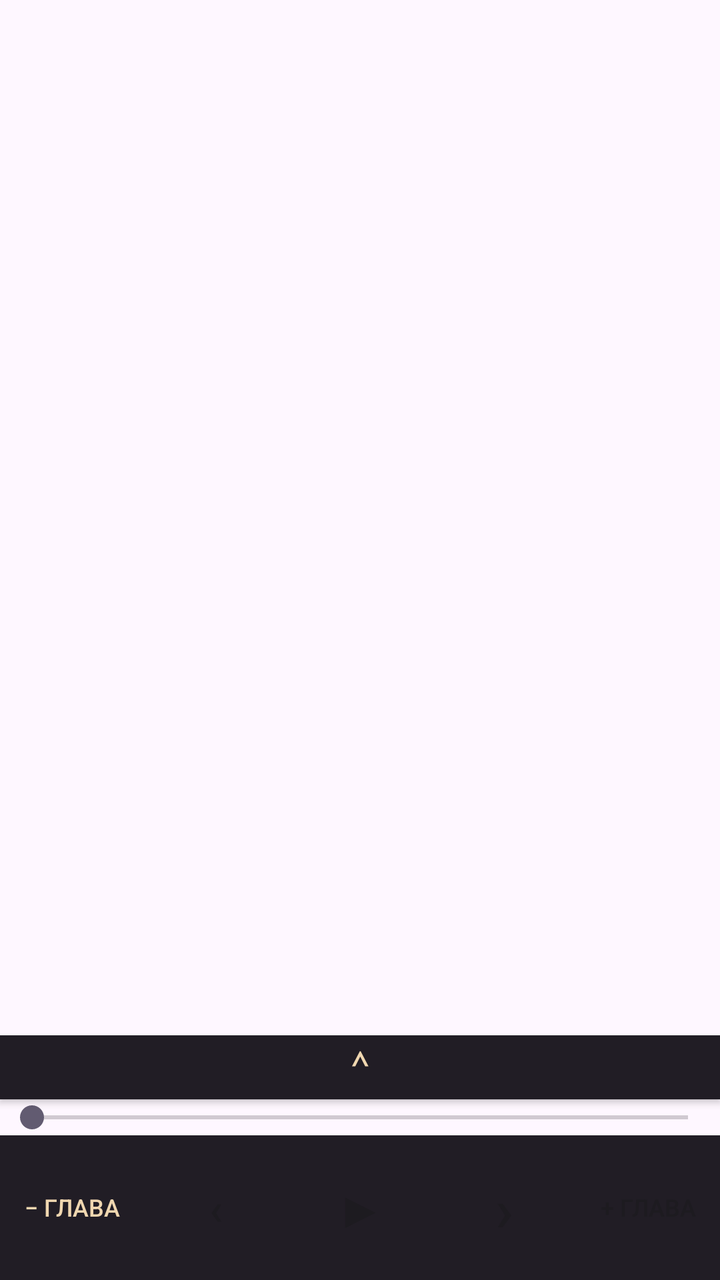
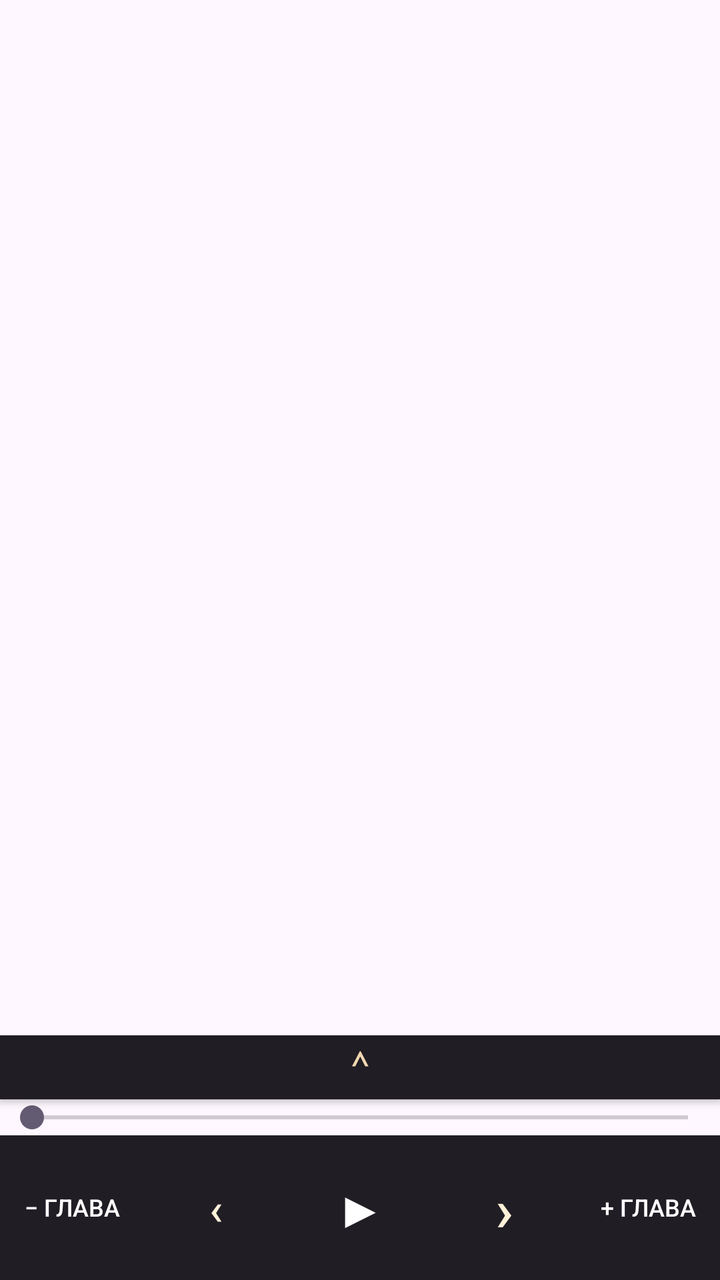

An Android layout rendered at two revisions. The XML below is the earlier revision; the diff shows what the commit changed to produce the second picture.
<!-- AndroidManifest.xml: application theme Theme.OpenAloud -->
<!-- res/layout/activity_main.xml -->
<?xml version="1.0" encoding="utf-8"?>
<LinearLayout xmlns:android="http://schemas.android.com/apk/res/android"
    android:layout_width="match_parent"
    android:layout_height="match_parent"
    android:fitsSystemWindows="true"
    android:orientation="vertical">

    <com.google.android.material.appbar.MaterialToolbar
        android:id="@+id/toolbar"
        android:layout_width="match_parent"
        android:layout_height="?attr/actionBarSize" />

    <androidx.recyclerview.widget.RecyclerView
        android:id="@+id/list"
        android:layout_width="match_parent"
        android:layout_height="0dp"
        android:layout_weight="1" />

    <Button
        android:id="@+id/expandControls"
        android:layout_width="match_parent"
        android:layout_height="32dp"
        android:background="#211D25"
        android:text="⌃"
        android:textColor="#F0D7B0"
        android:textSize="20sp" />

    <SeekBar
        android:id="@+id/seek"
        android:layout_width="match_parent"
        android:layout_height="wrap_content" />

    <LinearLayout
        android:id="@+id/controlBar"
        android:layout_width="match_parent"
        android:layout_height="wrap_content"
        android:gravity="center"
        android:orientation="horizontal"
        android:background="#211D25"
        android:paddingVertical="6dp">

        <Button android:id="@+id/prevCh" style="?android:attr/borderlessButtonStyle" android:textColor="#F0D7B0" android:backgroundTint="#51433B"
            android:layout_width="0dp" android:layout_height="wrap_content"
            android:layout_weight="1" android:text="− глава" android:textSize="12sp" />
        <Button android:id="@+id/prev" style="?android:attr/borderlessButtonStyle"
            android:layout_width="0dp" android:layout_height="wrap_content"
            android:layout_weight="1" android:text="‹" android:textSize="22sp" />
        <Button android:id="@+id/play" style="?android:attr/borderlessButtonStyle"
            android:layout_width="0dp" android:layout_height="wrap_content"
            android:layout_weight="1" android:text="▶" android:textSize="26sp" />
        <Button android:id="@+id/next" style="?android:attr/borderlessButtonStyle"
            android:layout_width="0dp" android:layout_height="wrap_content"
            android:layout_weight="1" android:text="›" android:textSize="30sp" />
        <Button android:id="@+id/nextCh" style="?android:attr/borderlessButtonStyle"
            android:layout_width="0dp" android:layout_height="wrap_content"
            android:layout_weight="1" android:text="+ глава" android:textSize="12sp" />
    </LinearLayout>
</LinearLayout>
<!-- resources referenced by this layout -->
<resources>
  <style name="Theme.OpenAloud" parent="Theme.Material3.DayNight.NoActionBar" />
</resources>

<!-- the commit's change to res/layout/activity_main.xml (unified diff, before → after) -->
@@ -39,19 +39,19 @@
         android:background="#211D25"
         android:paddingVertical="6dp">
 
-        <Button android:id="@+id/prevCh" style="?android:attr/borderlessButtonStyle" android:textColor="#F0D7B0" android:backgroundTint="#51433B"
+        <Button android:id="@+id/prevCh" style="?android:attr/borderlessButtonStyle" android:textColor="#FFFFFF" android:backgroundTint="#51433B"
             android:layout_width="0dp" android:layout_height="wrap_content"
             android:layout_weight="1" android:text="− глава" android:textSize="12sp" />
-        <Button android:id="@+id/prev" style="?android:attr/borderlessButtonStyle"
+        <Button android:id="@+id/prev" style="?android:attr/borderlessButtonStyle" android:backgroundTint="#51433B" android:textColor="#FFF1D8"
             android:layout_width="0dp" android:layout_height="wrap_content"
             android:layout_weight="1" android:text="‹" android:textSize="22sp" />
-        <Button android:id="@+id/play" style="?android:attr/borderlessButtonStyle"
+        <Button android:id="@+id/play" style="?android:attr/borderlessButtonStyle" android:backgroundTint="#8A6744" android:textColor="#FFFFFF"
             android:layout_width="0dp" android:layout_height="wrap_content"
             android:layout_weight="1" android:text="▶" android:textSize="26sp" />
-        <Button android:id="@+id/next" style="?android:attr/borderlessButtonStyle"
+        <Button android:id="@+id/next" style="?android:attr/borderlessButtonStyle" android:backgroundTint="#51433B" android:textColor="#FFF1D8"
             android:layout_width="0dp" android:layout_height="wrap_content"
             android:layout_weight="1" android:text="›" android:textSize="30sp" />
-        <Button android:id="@+id/nextCh" style="?android:attr/borderlessButtonStyle"
+        <Button android:id="@+id/nextCh" style="?android:attr/borderlessButtonStyle" android:backgroundTint="#51433B" android:textColor="#FFFFFF"
             android:layout_width="0dp" android:layout_height="wrap_content"
             android:layout_weight="1" android:text="+ глава" android:textSize="12sp" />
     </LinearLayout>
